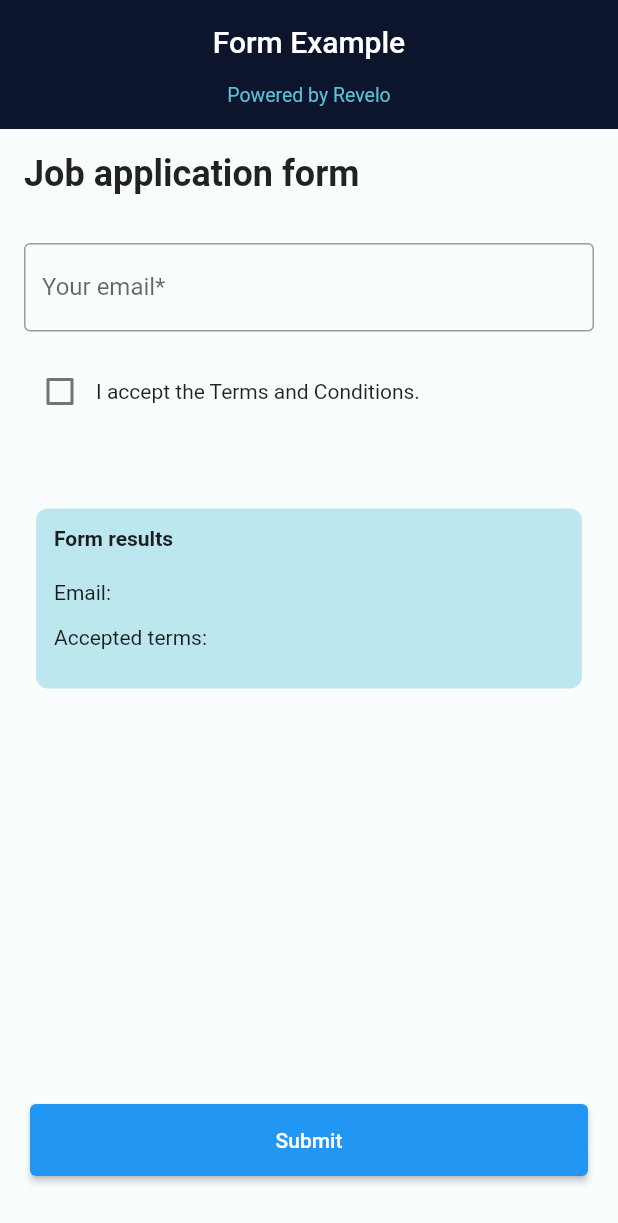
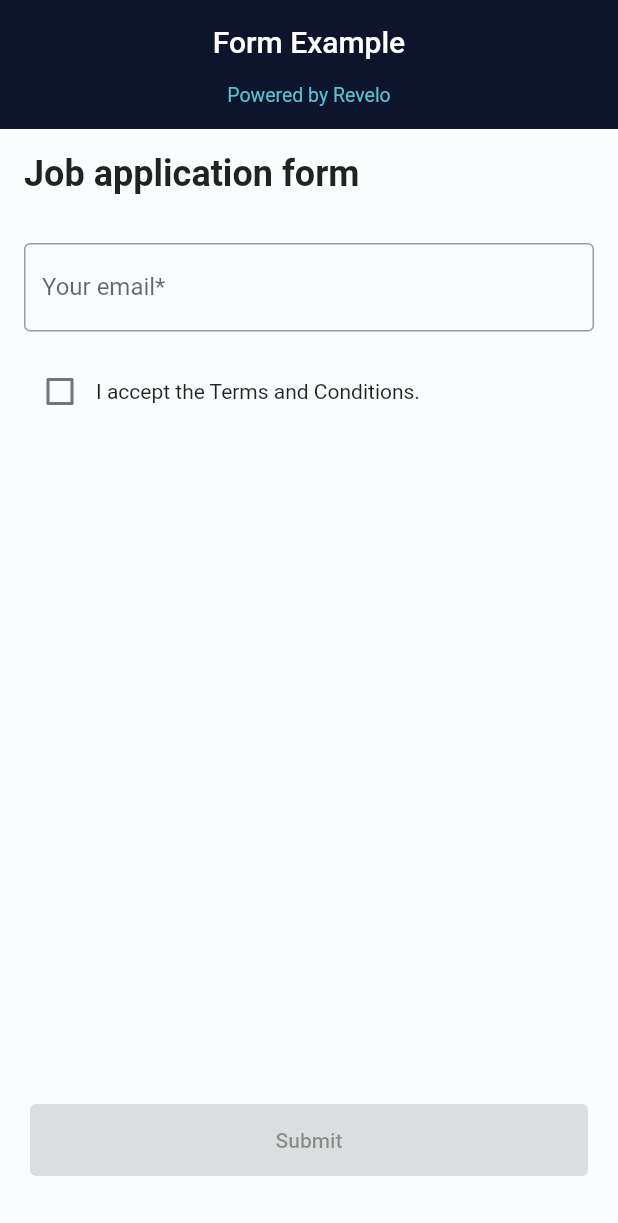
Before and after one commit to revelotech/video_formx, a Flutter app: the screen it shows after launch, on a phone screen of 412 x 824 dp. Shown: the top 1223 px of the screen. Run offline on Flutter 3.47's test engine with Material 2 defaults, Android fonts, the phone set to English and light mode, and no system bars; our stand-ins replace flutter_mobx, mobx; generated files the repository leaves out were written again.

Commit message:
implement with mobx

```diff
--- a/lib/presentation/form_page.dart
+++ b/lib/presentation/form_page.dart
@@ -66,13 +66,14 @@ class _FormPageState extends State<FormPage> {
                     padding: const EdgeInsets.all(16),
                     child: TextField(
                       decoration: InputDecoration(
-                        border: OutlineInputBorder(),
+                        errorText: _viewModel.emailError,
+                        border: const OutlineInputBorder(),
                         labelText: 'Your email*',
-                        errorStyle: TextStyle(
+                        errorStyle: const TextStyle(
                           color: Colors.red,
                         ),
                       ),
-                      onChanged: (value) {}, //TODO: call function
+                      onChanged: _viewModel.onEmailChanged,
                     ),
                   ),
                 ),
@@ -87,8 +88,8 @@ class _FormPageState extends State<FormPage> {
                         Row(
                           children: [
                             Checkbox(
-                              value: false, //TODO: change to VM value
-                              onChanged: (value) {}, //TODO: call function
+                              value: _viewModel.acceptedTerms,
+                              onChanged: _viewModel.onTermsChanged,
                             ),
                             const Expanded(
                               child: Text(
@@ -97,14 +98,14 @@ class _FormPageState extends State<FormPage> {
                             )
                           ],
                         ),
-                        if (true) //TODO: Change to checkbox error validation
+                        if (_viewModel.acceptedTermsError != null)
                           Padding(
                             padding: const EdgeInsets.symmetric(
                               horizontal: 12,
                               vertical: 8,
                             ),
                             child: Text(
-                              '', //TODO: Add checkbox error here
+                              _viewModel.acceptedTermsError!,
                               style: const TextStyle(
                                 fontSize: 12,
                                 color: Colors.red,
@@ -115,7 +116,7 @@ class _FormPageState extends State<FormPage> {
                     ),
                   ),
                 ),
-                // TODO: add condition to show results
+                if (_viewModel.showSuccessInfo)
                   SliverToBoxAdapter(
                     child: Container(
                       decoration: BoxDecoration(
@@ -127,17 +128,17 @@ class _FormPageState extends State<FormPage> {
                       child: Column(
                         crossAxisAlignment: CrossAxisAlignment.stretch,
                         children: [
-                        Text(
+                          const Text(
                             'Form results',
                             style: TextStyle(
                               fontWeight: FontWeight.bold,
                             ),
                           ),
-                        SizedBox(height: 20),
-                        Text('Email: '),
-                        SizedBox(height: 14),
-                        Text('Accepted terms: '),
-                        SizedBox(height: 14),
+                          const SizedBox(height: 20),
+                          Text('Email: ${_viewModel.email}'),
+                          const SizedBox(height: 14),
+                          Text('Accepted terms: ${_viewModel.acceptedTerms}'),
+                          const SizedBox(height: 14),
                         ],
                       ),
                     ),
@@ -149,7 +150,8 @@ class _FormPageState extends State<FormPage> {
                     padding: const EdgeInsets.only(left: 20, right: 20, bottom: 40),
                     alignment: Alignment.bottomCenter,
                     child: ElevatedButton(
-                      onPressed: () {}, //TODO: add submitForm callback
+                      onPressed:
+                          _viewModel.isFormValid ? _viewModel.submitForm : null,
                       style: ElevatedButton.styleFrom(
                         shape: RoundedRectangleBorder(
                           borderRadius: BorderRadius.circular(4.0),
--- a/lib/presentation/form_page_view_model.dart
+++ b/lib/presentation/form_page_view_model.dart
@@ -9,4 +9,49 @@ class FormPageViewModel extends _FormPageViewModelBase
 
 abstract class _FormPageViewModelBase with Store {
   _FormPageViewModelBase();
+
+  @observable
+  String email = '';
+  @observable
+  String? emailError;
+
+  @observable
+  bool acceptedTerms = false;
+  @observable
+  String? acceptedTermsError;
+
+  @computed
+  bool get isFormValid => email.isNotEmpty && acceptedTerms;
+
+  @alwaysNotify
+  bool showSuccessInfo = false;
+
+  @action
+  void onEmailChanged(String newValue) {
+    email = newValue;
+
+    if (email.isEmpty) {
+      emailError = 'This field is required';
+    } else {
+      emailError = null;
+    }
+  }
+
+  @action
+  void onTermsChanged(bool? newValue) {
+    acceptedTerms = newValue ?? false;
+
+    if (!acceptedTerms) {
+      acceptedTermsError = 'You must accept our Terms and Conditions';
+    } else {
+      acceptedTermsError = null;
+    }
+  }
+
+  @action
+  void submitForm() {
+    if (isFormValid) {
+      showSuccessInfo = true;
+    }
+  }
 }
```
Lines whose indentation alone changed are shown as unchanged.
